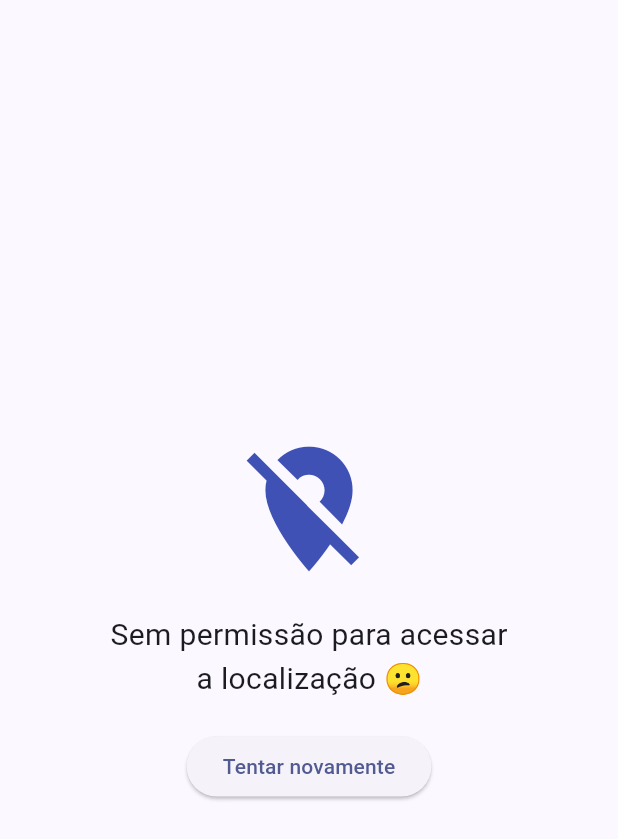
After one commit to WebEvolui/Tabua-de-Mares-curso-deploy-apps, a Flutter app: the NoPermission screen opened directly, on a phone screen of 412 x 824 dp. The commit adds this screen. Shown: the top 839 px of the screen. Run offline on Flutter 3.47's test engine with Material 3 defaults, Android fonts, the phone set to English and light mode, and no system bars.

Commit message:
Aula 2 - tela de no permission

```diff
--- a/lib/main.dart
+++ b/lib/main.dart
@@ -2,6 +2,7 @@ import 'package:flutter/material.dart';
 import 'package:tabua_de_mares/screens/home_screen.dart';
 
 void main() {
+  WidgetsFlutterBinding.ensureInitialized();
   runApp(const MyApp());
 }
 
@@ -11,9 +12,10 @@ class MyApp extends StatelessWidget {
   @override
   Widget build(BuildContext context) {
     return MaterialApp(
-      title: 'Flutter Demo',
+      title: 'Tábua de Marés',
+      debugShowCheckedModeBanner: false,
       theme: ThemeData(
-        colorScheme: ColorScheme.fromSeed(seedColor: Colors.deepPurple),
+        colorScheme: ColorScheme.fromSeed(seedColor: Colors.indigo),
       ),
       home: const HomeScreen(),
     );
--- /dev/null
+++ b/lib/screens/no_permission.dart
@@ -0,0 +1,38 @@
+import 'package:flutter/material.dart';
+import 'package:tabua_de_mares/screens/home_screen.dart';
+
+class NoPermission extends StatelessWidget {
+  const NoPermission({super.key});
+
+  @override
+  Widget build(BuildContext context) {
+    return Scaffold(
+      body: Center(
+        child: Column(
+          mainAxisAlignment: MainAxisAlignment.center,
+          crossAxisAlignment: CrossAxisAlignment.center,
+          children: [
+            const Icon(Icons.location_off, size: 100, color: Colors.indigo),
+            const SizedBox(height: 20),
+            const Text(
+              'Sem permissão para acessar',
+              style: TextStyle(fontSize: 20),
+            ),
+            Text('a localização 😕', style: TextStyle(fontSize: 20)),
+            const SizedBox(height: 20),
+            ElevatedButton(
+              onPressed: () {
+                Navigator.pushAndRemoveUntil(
+                  context,
+                  MaterialPageRoute(builder: (context) => HomeScreen()),
+                  (Route<dynamic> route) => false,
+                );
+              },
+              child: const Text('Tentar novamente'),
+            ),
+          ],
+        ),
+      ),
+    );
+  }
+}
```
